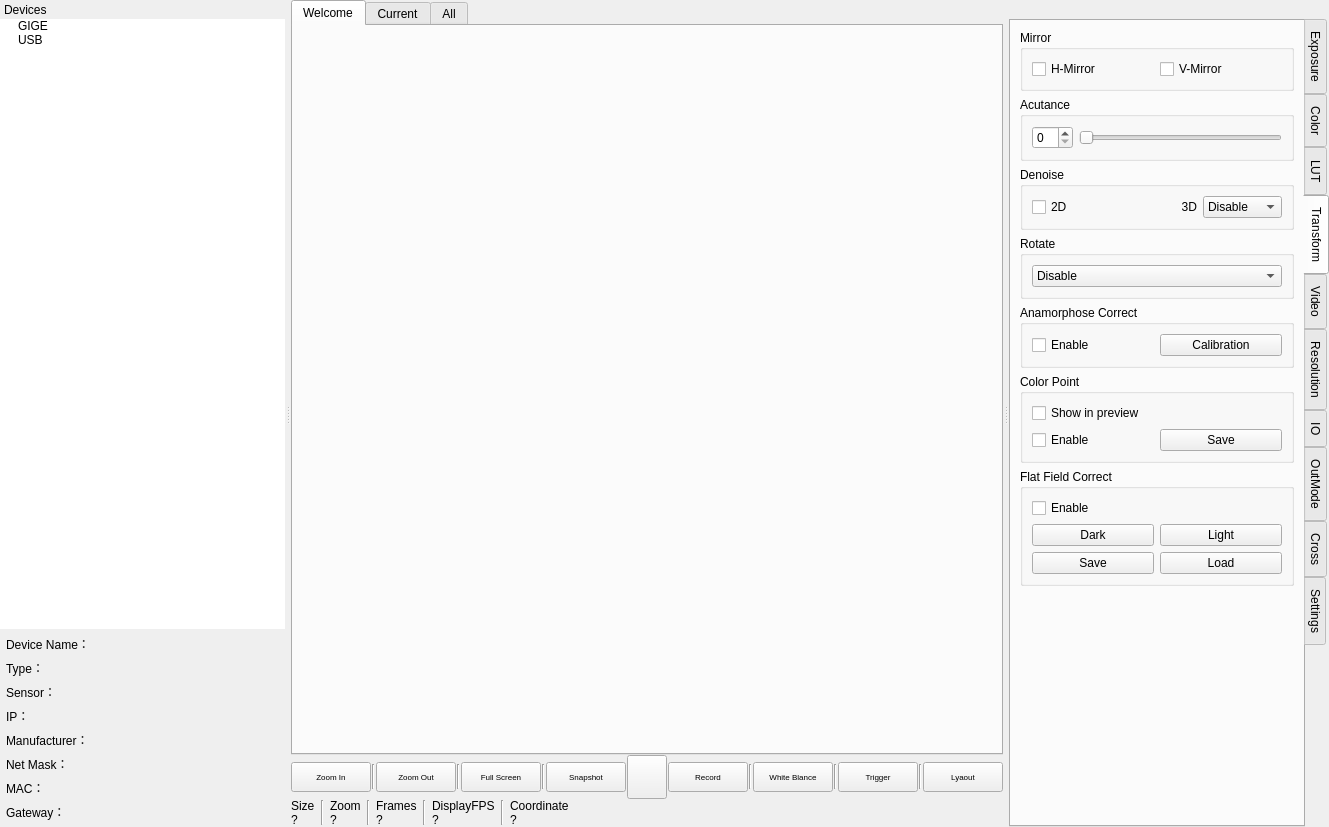
Old version of the form mainwindow.ui in the repository sltruman/mind-vision-example.
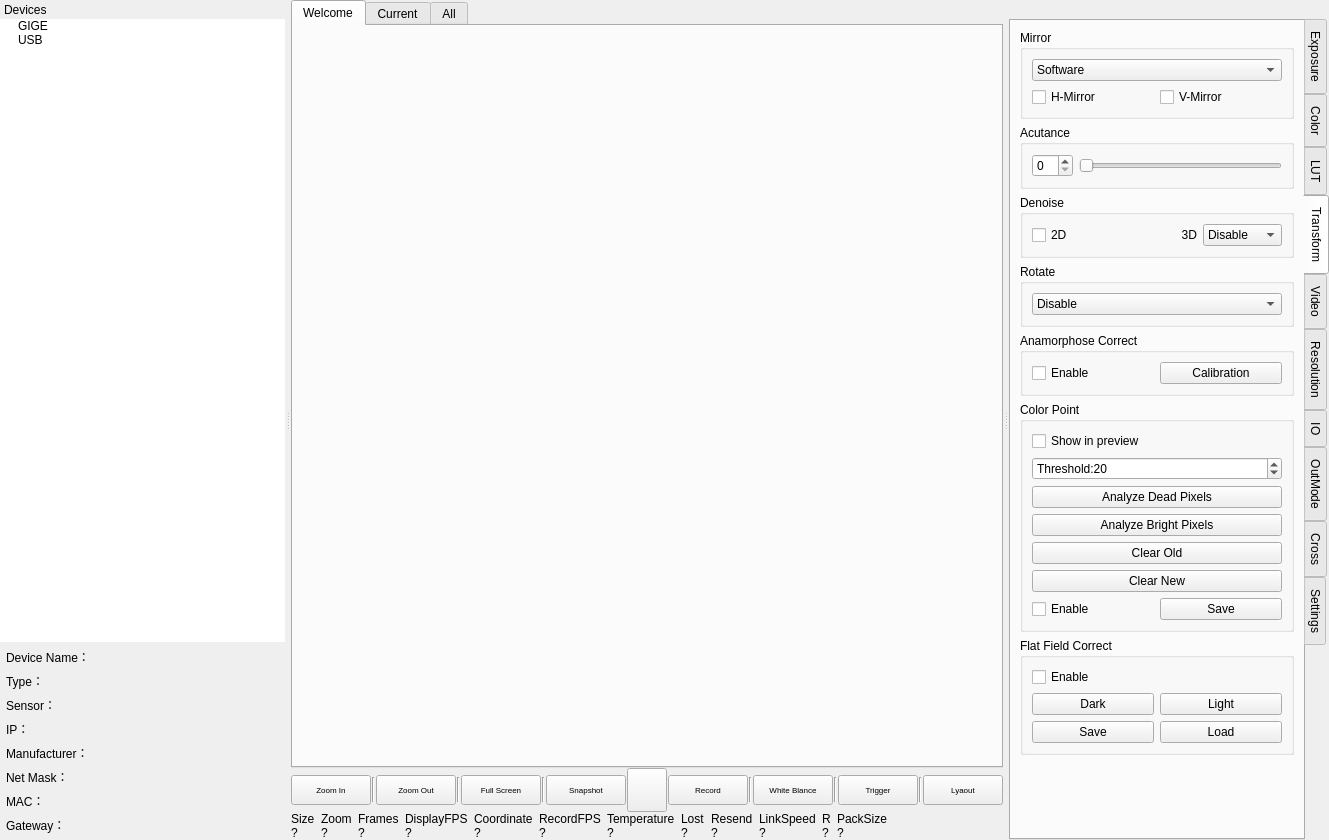
New version of the form. The open tabs and pages were chosen to show the change. Icons and pictures are not drawn. Custom widgets are drawn as their Qt base class.

The edit to the form file:
```diff
--- a/mainwindow.ui
+++ b/mainwindow.ui
@@ -7,7 +7,7 @@
     <x>0</x>
     <y>0</y>
     <width>1325</width>
-    <height>827</height>
+    <height>840</height>
    </rect>
   </property>
   <property name="windowTitle">
@@ -594,28 +594,6 @@
            </item>
           </layout>
          </item>
-         <item>
-          <widget class="Line" name="line_6">
-           <property name="sizePolicy">
-            <sizepolicy hsizetype="Fixed" vsizetype="Minimum">
-             <horstretch>0</horstretch>
-             <verstretch>0</verstretch>
-            </sizepolicy>
-           </property>
-           <property name="maximumSize">
-            <size>
-             <width>16777215</width>
-             <height>25</height>
-            </size>
-           </property>
-           <property name="lineWidth">
-            <number>1</number>
-           </property>
-           <property name="orientation">
-            <enum>Qt::Vertical</enum>
-           </property>
-          </widget>
-         </item>
          <item>
           <layout class="QVBoxLayout" name="verticalLayout_7">
            <property name="spacing">
@@ -659,28 +637,6 @@
            </item>
           </layout>
          </item>
-         <item>
-          <widget class="Line" name="line_5">
-           <property name="sizePolicy">
-            <sizepolicy hsizetype="Fixed" vsizetype="Minimum">
-             <horstretch>0</horstretch>
-             <verstretch>0</verstretch>
-            </sizepolicy>
-           </property>
-           <property name="maximumSize">
-            <size>
-             <width>16777215</width>
-             <height>25</height>
-            </size>
-           </property>
-           <property name="lineWidth">
-            <number>1</number>
-           </property>
-           <property name="orientation">
-            <enum>Qt::Vertical</enum>
-           </property>
-          </widget>
-         </item>
          <item>
           <layout class="QVBoxLayout" name="verticalLayout_8">
            <property name="spacing">
@@ -724,28 +680,6 @@
            </item>
           </layout>
          </item>
-         <item>
-          <widget class="Line" name="line_9">
-           <property name="sizePolicy">
-            <sizepolicy hsizetype="Fixed" vsizetype="Minimum">
-             <horstretch>0</horstretch>
-             <verstretch>0</verstretch>
-            </sizepolicy>
-           </property>
-           <property name="maximumSize">
-            <size>
-             <width>16777215</width>
-             <height>25</height>
-            </size>
-           </property>
-           <property name="lineWidth">
-            <number>1</number>
-           </property>
-           <property name="orientation">
-            <enum>Qt::Vertical</enum>
-           </property>
-          </widget>
-         </item>
          <item>
           <layout class="QVBoxLayout" name="verticalLayout_5">
            <property name="spacing">
@@ -792,28 +726,6 @@
            </item>
           </layout>
          </item>
-         <item>
-          <widget class="Line" name="line_10">
-           <property name="sizePolicy">
-            <sizepolicy hsizetype="Fixed" vsizetype="Minimum">
-             <horstretch>0</horstretch>
-             <verstretch>0</verstretch>
-            </sizepolicy>
-           </property>
-           <property name="maximumSize">
-            <size>
-             <width>16777215</width>
-             <height>25</height>
-            </size>
-           </property>
-           <property name="lineWidth">
-            <number>1</number>
-           </property>
-           <property name="orientation">
-            <enum>Qt::Vertical</enum>
-           </property>
-          </widget>
-         </item>
          <item>
           <layout class="QVBoxLayout" name="verticalLayout_6">
            <property name="spacing">
@@ -863,6 +775,349 @@
            </item>
           </layout>
          </item>
+         <item>
+          <layout class="QVBoxLayout" name="verticalLayout_recordFPS">
+           <property name="spacing">
+            <number>0</number>
+           </property>
+           <item>
+            <widget class="QLabel" name="label_recordFPS_column">
+             <property name="maximumSize">
+              <size>
+               <width>16777215</width>
+               <height>25</height>
+              </size>
+             </property>
+             <property name="font">
+              <font>
+               <pointsize>9</pointsize>
+              </font>
+             </property>
+             <property name="text">
+              <string>RecordFPS</string>
+             </property>
+             <property name="alignment">
+              <set>Qt::AlignBottom|Qt::AlignLeading|Qt::AlignLeft</set>
+             </property>
+            </widget>
+           </item>
+           <item>
+            <widget class="QLabel" name="label_recordFPS">
+             <property name="maximumSize">
+              <size>
+               <width>16777215</width>
+               <height>25</height>
+              </size>
+             </property>
+             <property name="font">
+              <font>
+               <pointsize>9</pointsize>
+              </font>
+             </property>
+             <property name="text">
+              <string>?</string>
+             </property>
+             <property name="alignment">
+              <set>Qt::AlignLeading|Qt::AlignLeft|Qt::AlignTop</set>
+             </property>
+            </widget>
+           </item>
+          </layout>
+         </item>
+         <item>
+          <layout class="QVBoxLayout" name="verticalLayout_temperature">
+           <property name="spacing">
+            <number>0</number>
+           </property>
+           <item>
+            <widget class="QLabel" name="label_temperature_column">
+             <property name="maximumSize">
+              <size>
+               <width>16777215</width>
+               <height>25</height>
+              </size>
+             </property>
+             <property name="font">
+              <font>
+               <pointsize>9</pointsize>
+              </font>
+             </property>
+             <property name="text">
+              <string>Temperature</string>
+             </property>
+             <property name="alignment">
+              <set>Qt::AlignBottom|Qt::AlignLeading|Qt::AlignLeft</set>
+             </property>
+            </widget>
+           </item>
+           <item>
+            <widget class="QLabel" name="label_temperature">
+             <property name="maximumSize">
+              <size>
+               <width>16777215</width>
+               <height>25</height>
+              </size>
+             </property>
+             <property name="font">
+              <font>
+               <pointsize>9</pointsize>
+              </font>
+             </property>
+             <property name="text">
+              <string>?</string>
+             </property>
+             <property name="alignment">
+              <set>Qt::AlignLeading|Qt::AlignLeft|Qt::AlignTop</set>
+             </property>
+            </widget>
+           </item>
+          </layout>
+         </item>
+         <item>
+          <layout class="QVBoxLayout" name="verticalLayout_lost">
+           <property name="spacing">
+            <number>0</number>
+           </property>
+           <item>
+            <widget class="QLabel" name="label_lost_column">
+             <property name="maximumSize">
+              <size>
+               <width>16777215</width>
+               <height>25</height>
+              </size>
+             </property>
+             <property name="font">
+              <font>
+               <pointsize>9</pointsize>
+              </font>
+             </property>
+             <property name="text">
+              <string>Lost</string>
+             </property>
+             <property name="alignment">
+              <set>Qt::AlignBottom|Qt::AlignLeading|Qt::AlignLeft</set>
+             </property>
+            </widget>
+           </item>
+           <item>
+            <widget class="QLabel" name="label_lost">
+             <property name="maximumSize">
+              <size>
+               <width>16777215</width>
+               <height>25</height>
+              </size>
+             </property>
+             <property name="font">
+              <font>
+               <pointsize>9</pointsize>
+              </font>
+             </property>
+             <property name="text">
+              <string>?</string>
+             </property>
+             <property name="alignment">
+              <set>Qt::AlignLeading|Qt::AlignLeft|Qt::AlignTop</set>
+             </property>
+            </widget>
+           </item>
+          </layout>
+         </item>
+         <item>
+          <layout class="QVBoxLayout" name="verticalLayout_resend">
+           <property name="spacing">
+            <number>0</number>
+           </property>
+           <item>
+            <widget class="QLabel" name="label_resend_column">
+             <property name="maximumSize">
+              <size>
+               <width>16777215</width>
+               <height>25</height>
+              </size>
+             </property>
+             <property name="font">
+              <font>
+               <pointsize>9</pointsize>
+              </font>
+             </property>
+             <property name="text">
+              <string>Resend</string>
+             </property>
+             <property name="alignment">
+              <set>Qt::AlignBottom|Qt::AlignLeading|Qt::AlignLeft</set>
+             </property>
+            </widget>
+           </item>
+           <item>
+            <widget class="QLabel" name="label_resend">
+             <property name="maximumSize">
+              <size>
+               <width>16777215</width>
+               <height>25</height>
+              </size>
+             </property>
+             <property name="font">
+              <font>
+               <pointsize>9</pointsize>
+              </font>
+             </property>
+             <property name="text">
+              <string>?</string>
+             </property>
+             <property name="alignment">
+              <set>Qt::AlignLeading|Qt::AlignLeft|Qt::AlignTop</set>
+             </property>
+            </widget>
+           </item>
+          </layout>
+         </item>
+         <item>
+          <layout class="QVBoxLayout" name="verticalLayout_linkSpeed">
+           <property name="spacing">
+            <number>0</number>
+           </property>
+           <item>
+            <widget class="QLabel" name="label_linkSpeed_column">
+             <property name="maximumSize">
+              <size>
+               <width>16777215</width>
+               <height>25</height>
+              </size>
+             </property>
+             <property name="font">
+              <font>
+               <pointsize>9</pointsize>
+              </font>
+             </property>
+             <property name="text">
+              <string>LinkSpeed</string>
+             </property>
+             <property name="alignment">
+              <set>Qt::AlignBottom|Qt::AlignLeading|Qt::AlignLeft</set>
+             </property>
+            </widget>
+           </item>
+           <item>
+            <widget class="QLabel" name="label_linkSpeed">
+             <property name="maximumSize">
+              <size>
+               <width>16777215</width>
+               <height>25</height>
+              </size>
+             </property>
+             <property name="font">
+              <font>
+               <pointsize>9</pointsize>
+              </font>
+             </property>
+             <property name="text">
+              <string>?</string>
+             </property>
+             <property name="alignment">
+              <set>Qt::AlignLeading|Qt::AlignLeft|Qt::AlignTop</set>
+             </property>
+            </widget>
+           </item>
+          </layout>
+         </item>
+         <item>
+          <layout class="QVBoxLayout" name="verticalLayout_recover">
+           <property name="spacing">
+            <number>0</number>
+           </property>
+           <item>
+            <widget class="QLabel" name="label_recover_column">
+             <property name="maximumSize">
+              <size>
+               <width>16777215</width>
+               <height>25</height>
+              </size>
+             </property>
+             <property name="font">
+              <font>
+               <pointsize>9</pointsize>
+              </font>
+             </property>
+             <property name="text">
+              <string>R</string>
+             </property>
+             <property name="alignment">
+              <set>Qt::AlignBottom|Qt::AlignLeading|Qt::AlignLeft</set>
+             </property>
+            </widget>
+           </item>
+           <item>
+            <widget class="QLabel" name="label_recover">
+             <property name="maximumSize">
+              <size>
+               <width>16777215</width>
+               <height>25</height>
+              </size>
+             </property>
+             <property name="font">
+              <font>
+               <pointsize>9</pointsize>
+              </font>
+             </property>
+             <property name="text">
+              <string>?</string>
+             </property>
+             <property name="alignment">
+              <set>Qt::AlignLeading|Qt::AlignLeft|Qt::AlignTop</set>
+             </property>
+            </widget>
+           </item>
+          </layout>
+         </item>
+         <item>
+          <layout class="QVBoxLayout" name="verticalLayout_packSize">
+           <property name="spacing">
+            <number>0</number>
+           </property>
+           <item>
+            <widget class="QLabel" name="label_packSize_column">
+             <property name="maximumSize">
+              <size>
+               <width>16777215</width>
+               <height>25</height>
+              </size>
+             </property>
+             <property name="font">
+              <font>
+               <pointsize>9</pointsize>
+              </font>
+             </property>
+             <property name="text">
+              <string>PackSize</string>
+             </property>
+             <property name="alignment">
+              <set>Qt::AlignBottom|Qt::AlignLeading|Qt::AlignLeft</set>
+             </property>
+            </widget>
+           </item>
+           <item>
+            <widget class="QLabel" name="label_packSize">
+             <property name="maximumSize">
+              <size>
+               <width>16777215</width>
+               <height>25</height>
+              </size>
+             </property>
+             <property name="font">
+              <font>
+               <pointsize>9</pointsize>
+              </font>
+             </property>
+             <property name="text">
+              <string>?</string>
+             </property>
+             <property name="alignment">
+              <set>Qt::AlignLeading|Qt::AlignLeft|Qt::AlignTop</set>
+             </property>
+            </widget>
+           </item>
+          </layout>
+         </item>
          <item>
           <spacer name="horizontalSpacer">
            <property name="orientation">
@@ -2144,20 +2399,38 @@
            <property name="title">
             <string>Mirror</string>
            </property>
-           <layout class="QHBoxLayout" name="horizontalLayout_23">
+           <layout class="QVBoxLayout" name="verticalLayout_53">
             <item>
-             <widget class="QCheckBox" name="checkBox_horizontalMirror">
-              <property name="text">
-               <string>H-Mirror</string>
-              </property>
+             <widget class="QComboBox" name="comboBox_soft">
+              <item>
+               <property name="text">
+                <string>Software</string>
+               </property>
+              </item>
+              <item>
+               <property name="text">
+                <string>Hardware</string>
+               </property>
+              </item>
              </widget>
             </item>
             <item>
-             <widget class="QCheckBox" name="checkBox_verticalMirror">
-              <property name="text">
-               <string>V-Mirror</string>
-              </property>
-             </widget>
+             <layout class="QHBoxLayout" name="horizontalLayout_23">
+              <item>
+               <widget class="QCheckBox" name="checkBox_horizontalMirror">
+                <property name="text">
+                 <string>H-Mirror</string>
+                </property>
+               </widget>
+              </item>
+              <item>
+               <widget class="QCheckBox" name="checkBox_verticalMirror">
+                <property name="text">
+                 <string>V-Mirror</string>
+                </property>
+               </widget>
+              </item>
+             </layout>
             </item>
            </layout>
           </widget>
@@ -2330,6 +2603,51 @@
               </property>
              </widget>
             </item>
+            <item>
+             <layout class="QHBoxLayout" name="horizontalLayout_55">
+              <item>
+               <widget class="QSpinBox" name="spinBox_deadPixelThreshold">
+                <property name="prefix">
+                 <string>Threshold:</string>
+                </property>
+                <property name="singleStep">
+                 <number>0</number>
+                </property>
+                <property name="value">
+                 <number>20</number>
+                </property>
+               </widget>
+              </item>
+             </layout>
+            </item>
+            <item>
+             <widget class="QPushButton" name="pushButton_analyzeDeadPixels">
+              <property name="text">
+               <string>Analyze Dead Pixels</string>
+              </property>
+             </widget>
+            </item>
+            <item>
+             <widget class="QPushButton" name="pushButton_analyzeBrightPixels">
+              <property name="text">
+               <string>Analyze Bright Pixels</string>
+              </property>
+             </widget>
+            </item>
+            <item>
+             <widget class="QPushButton" name="pushButton_clearOldPixels">
+              <property name="text">
+               <string>Clear Old</string>
+              </property>
+             </widget>
+            </item>
+            <item>
+             <widget class="QPushButton" name="pushButton_clearNewPixels">
+              <property name="text">
+               <string>Clear New</string>
+              </property>
+             </widget>
+            </item>
             <item>
              <layout class="QHBoxLayout" name="horizontalLayout_39">
               <item>
```
Left out of the diff: 86 changed lines with no effect on the pictures.
